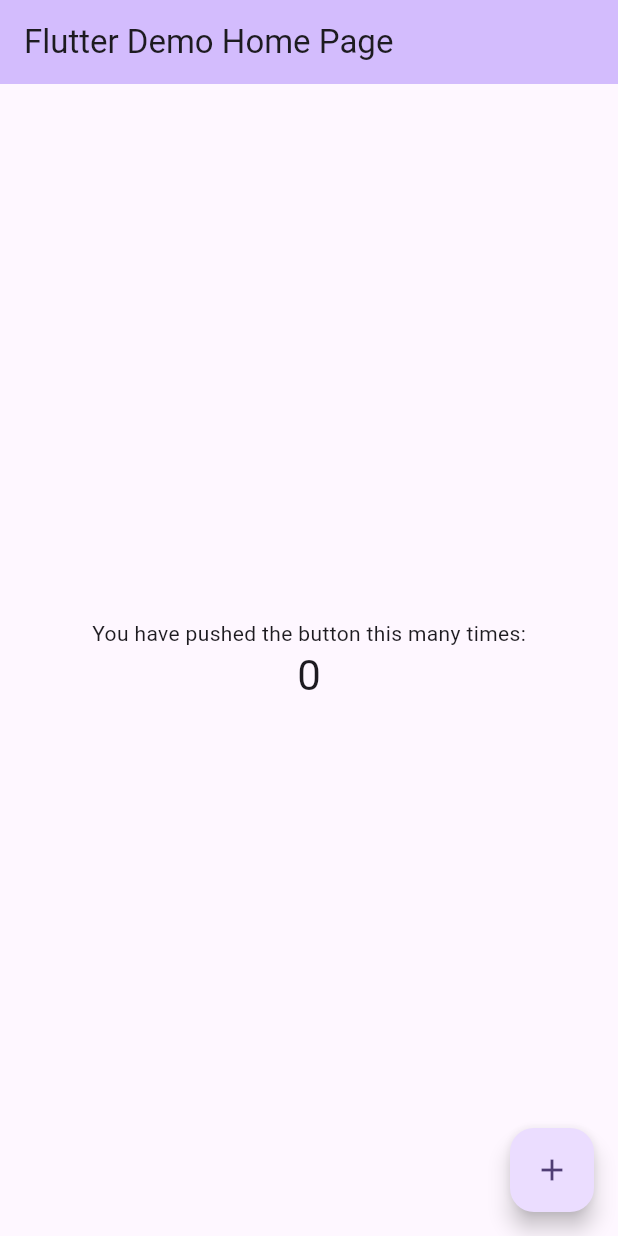
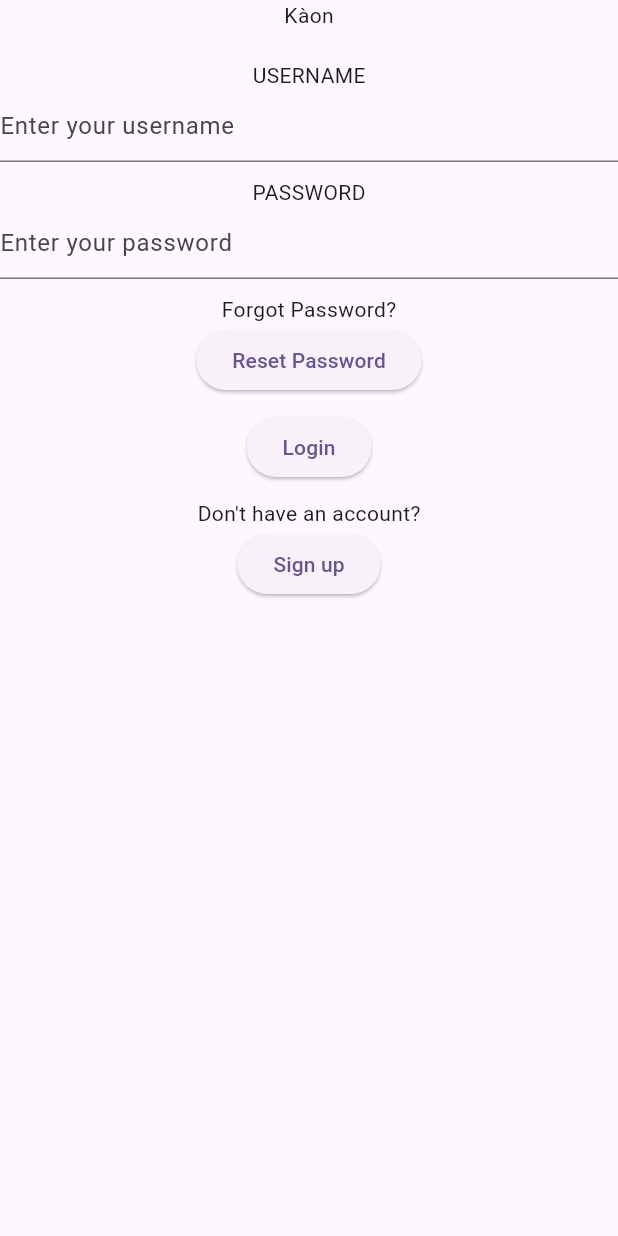
Before and after one commit to Norbshii/cc206-kaon-, a Flutter app: the screen it shows after launch, on a phone screen of 412 x 824 dp. Run offline on Flutter 3.47's test engine with Material 2 defaults, Android fonts, the phone set to English and light mode, and no system bars.

Commit message:
Create Login Page

```diff
--- /dev/null
+++ b/lib/features/Log-in_page.dart
@@ -0,0 +1,55 @@
+import 'package:flutter/material.dart';
+
+// Generated by: https://www.figma.com/community/plugin/842128343887142055/
+class FigmaToCodeApp extends StatelessWidget {
+  const FigmaToCodeApp({super.key});
+
+  @override
+  Widget build(BuildContext context) {
+    return Scaffold(
+      body: Column(
+        children: [
+          Text('Kàon'),
+          SizedBox(height: 20.0),
+          Text('USERNAME'),
+          TextField(
+            keyboardType: TextInputType.text,
+            decoration: InputDecoration(
+              hintText: 'Enter your username',
+            ),
+          ),
+          SizedBox(height: 10.0),
+          Text('PASSWORD'),
+          TextField(
+            keyboardType: TextInputType.visiblePassword,
+            obscureText: true,
+            decoration: InputDecoration(
+              hintText: 'Enter your password',
+            ),
+          ),
+          SizedBox(height: 10.0),
+          Text('Forgot Password?'),
+          ElevatedButton(
+            onPressed: () {
+              // Add your forgot password logic here
+            },
+            child: Text('Reset Password'),
+          ),
+          SizedBox(height: 10.0),
+          ElevatedButton(
+            onPressed: () {
+              // Add your login logic here
+            },
+            child: Text('Login'),
+          ),
+          SizedBox(height: 10.0),
+          Text('Don\'t have an account?'),
+          ElevatedButton(
+            onPressed: () {},
+            child: Text('Sign up'),
+          ),
+        ],
+      ),
+    );
+  }
+}
--- a/lib/main.dart
+++ b/lib/main.dart
@@ -1,4 +1,5 @@
 import 'package:flutter/material.dart';
+import 'package:cc206_kaon_/features/Log-in_page.dart';
 
 void main() {
   runApp(const MyApp());
@@ -31,8 +32,7 @@ class MyApp extends StatelessWidget {
           colorScheme: ColorScheme.fromSeed(seedColor: Colors.deepPurple),
           useMaterial3: true,
         ),
-      home: const MyHomePage(title: 'Flutter Demo Home Page'),
-    );
+        home: const FigmaToCodeApp());
   }
 }
 
```
Lines whose indentation alone changed are shown as unchanged.
